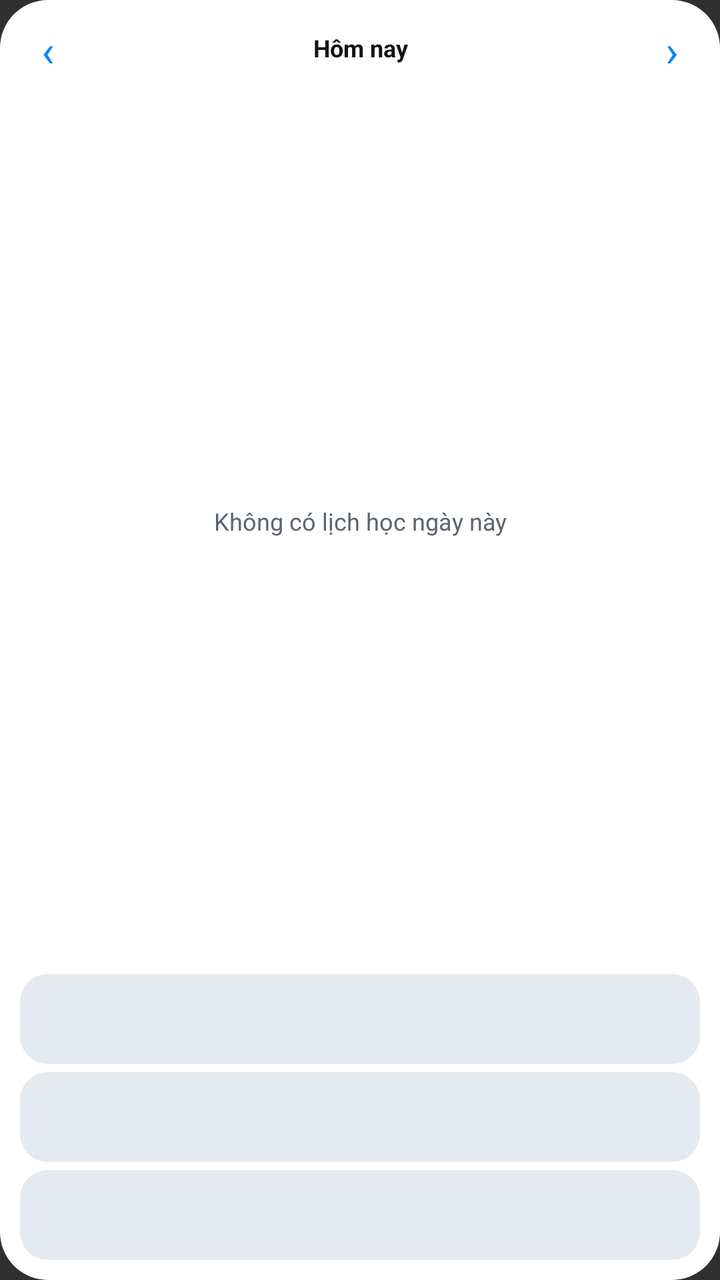
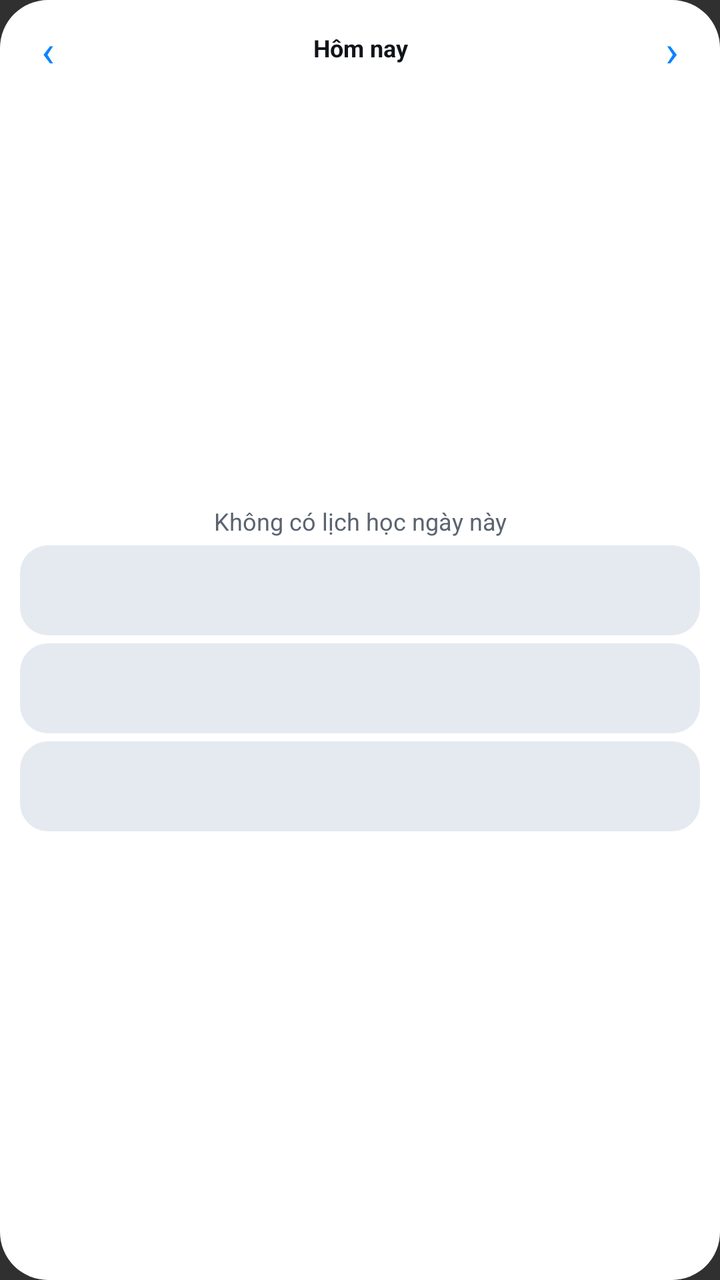

An Android layout rendered at two revisions. The XML below is the earlier revision; the diff shows what the commit changed to produce the second picture.
<!-- AndroidManifest.xml: application theme Theme.Tkb -->
<!-- res/layout/widget_timetable_square.xml -->
<?xml version="1.0" encoding="utf-8"?>
<LinearLayout xmlns:android="http://schemas.android.com/apk/res/android"
    android:id="@+id/widget_root"
    android:layout_width="match_parent"
    android:layout_height="match_parent"
    android:background="@drawable/widget_background"
    android:orientation="vertical"
    android:padding="10dp">

    <LinearLayout
        android:layout_width="match_parent"
        android:layout_height="28dp"
        android:gravity="center_vertical"
        android:orientation="horizontal">

        <TextView
            android:id="@+id/widget_previous_day"
            android:layout_width="28dp"
            android:layout_height="28dp"
            android:clickable="true"
            android:focusable="true"
            android:gravity="center"
            android:text="‹"
            android:textColor="@color/widget_primary"
            android:textSize="22sp" />

        <TextView
            android:id="@+id/widget_title"
            android:layout_width="0dp"
            android:layout_height="wrap_content"
            android:layout_weight="1"
            android:clickable="true"
            android:ellipsize="end"
            android:focusable="true"
            android:gravity="center"
            android:maxLines="1"
            android:text="@string/widget_today"
            android:textColor="@color/widget_on_surface"
            android:textSize="12sp"
            android:textStyle="bold" />

        <TextView
            android:id="@+id/widget_next_day"
            android:layout_width="28dp"
            android:layout_height="28dp"
            android:clickable="true"
            android:focusable="true"
            android:gravity="center"
            android:text="›"
            android:textColor="@color/widget_primary"
            android:textSize="22sp" />
    </LinearLayout>

    <TextView
        android:id="@+id/widget_empty"
        android:layout_width="match_parent"
        android:layout_height="0dp"
        android:layout_weight="1"
        android:gravity="center"
        android:text="@string/widget_no_lessons"
        android:textAlignment="center"
        android:textColor="@color/widget_on_surface_variant"
        android:textSize="12sp" />

    <include
        android:id="@+id/lesson_1"
        layout="@layout/widget_lesson_row_square" />

    <include
        android:id="@+id/lesson_2"
        layout="@layout/widget_lesson_row_square_2" />

    <include
        android:id="@+id/lesson_3"
        layout="@layout/widget_lesson_row_square_3" />
</LinearLayout>
<!-- res/layout/widget_lesson_row_square.xml (included above) -->
<?xml version="1.0" encoding="utf-8"?>
<LinearLayout xmlns:android="http://schemas.android.com/apk/res/android"
    android:layout_width="match_parent"
    android:layout_height="wrap_content"
    android:layout_marginTop="4dp"
    android:background="@drawable/widget_lesson_background"
    android:orientation="vertical"
    android:paddingHorizontal="8dp"
    android:paddingVertical="6dp">

    <TextView
        android:id="@+id/lesson_1_detail"
        android:layout_width="match_parent"
        android:layout_height="wrap_content"
        android:ellipsize="end"
        android:maxLines="1"
        android:textColor="@color/widget_primary"
        android:textSize="11sp"
        android:textStyle="bold" />

    <TextView
        android:id="@+id/lesson_1_title"
        android:layout_width="match_parent"
        android:layout_height="wrap_content"
        android:layout_marginTop="2dp"
        android:ellipsize="end"
        android:maxLines="2"
        android:textColor="@color/widget_on_surface"
        android:textSize="12sp"
        android:textStyle="bold" />
</LinearLayout>
<!-- res/layout/widget_lesson_row_square_2.xml (included above) -->
<?xml version="1.0" encoding="utf-8"?>
<LinearLayout xmlns:android="http://schemas.android.com/apk/res/android"
    android:layout_width="match_parent"
    android:layout_height="wrap_content"
    android:layout_marginTop="4dp"
    android:background="@drawable/widget_lesson_background"
    android:orientation="vertical"
    android:paddingHorizontal="8dp"
    android:paddingVertical="6dp">

    <TextView
        android:id="@+id/lesson_2_detail"
        android:layout_width="match_parent"
        android:layout_height="wrap_content"
        android:ellipsize="end"
        android:maxLines="1"
        android:textColor="@color/widget_primary"
        android:textSize="11sp"
        android:textStyle="bold" />

    <TextView
        android:id="@+id/lesson_2_title"
        android:layout_width="match_parent"
        android:layout_height="wrap_content"
        android:layout_marginTop="2dp"
        android:ellipsize="end"
        android:maxLines="2"
        android:textColor="@color/widget_on_surface"
        android:textSize="12sp"
        android:textStyle="bold" />
</LinearLayout>
<!-- res/layout/widget_lesson_row_square_3.xml (included above) -->
<?xml version="1.0" encoding="utf-8"?>
<LinearLayout xmlns:android="http://schemas.android.com/apk/res/android"
    android:layout_width="match_parent"
    android:layout_height="wrap_content"
    android:layout_marginTop="4dp"
    android:background="@drawable/widget_lesson_background"
    android:orientation="vertical"
    android:paddingHorizontal="8dp"
    android:paddingVertical="6dp">

    <TextView
        android:id="@+id/lesson_3_detail"
        android:layout_width="match_parent"
        android:layout_height="wrap_content"
        android:ellipsize="end"
        android:maxLines="1"
        android:textColor="@color/widget_primary"
        android:textSize="11sp"
        android:textStyle="bold" />

    <TextView
        android:id="@+id/lesson_3_title"
        android:layout_width="match_parent"
        android:layout_height="wrap_content"
        android:layout_marginTop="2dp"
        android:ellipsize="end"
        android:maxLines="2"
        android:textColor="@color/widget_on_surface"
        android:textSize="12sp"
        android:textStyle="bold" />
</LinearLayout>
<!-- resources referenced by this layout -->
<resources>
  <color name="widget_on_surface">#111418</color>
  <color name="widget_on_surface_variant">#5B6470</color>
  <color name="widget_primary">#0A84FF</color>
  <!-- drawable widget_background (drawable) -->
  <?xml version="1.0" encoding="utf-8"?>
  <shape xmlns:android="http://schemas.android.com/apk/res/android" android:shape="rectangle">
      <corners android:radius="24dp" />
      <solid android:color="@color/widget_surface" />
  </shape>
  <!-- drawable widget_lesson_background (drawable) -->
  <?xml version="1.0" encoding="utf-8"?>
  <shape xmlns:android="http://schemas.android.com/apk/res/android" android:shape="rectangle">
      <corners android:radius="14dp" />
      <solid android:color="@color/widget_surface_variant" />
  </shape>
  <string name="widget_no_lessons">Không có lịch học ngày này</string>
  <string name="widget_today">Hôm nay</string>
  <style name="Theme.Tkb" parent="android:Theme.Material.NoActionBar">
          <item name="android:windowLightStatusBar">true</item>
      </style>
  <color name="widget_surface">#FFFFFF</color>
  <color name="widget_surface_variant">#E5E9F0</color>
</resources>

<!-- the commit's change to res/layout/widget_timetable_square.xml (unified diff, before → after) -->
@@ -51,28 +51,36 @@
             android:textSize="22sp" />
     </LinearLayout>
 
-    <TextView
-        android:id="@+id/widget_empty"
+    <LinearLayout
         android:layout_width="match_parent"
         android:layout_height="0dp"
         android:layout_weight="1"
         android:gravity="center"
-        android:text="@string/widget_no_lessons"
-        android:textAlignment="center"
-        android:textColor="@color/widget_on_surface_variant"
-        android:textSize="12sp" />
+        android:orientation="vertical">
 
-    <include
-        android:id="@+id/lesson_1"
-        layout="@layout/widget_lesson_row_square" />
+        <TextView
+            android:id="@+id/widget_empty"
+            android:layout_width="match_parent"
+            android:layout_height="wrap_content"
+            android:gravity="center"
+            android:text="@string/widget_no_lessons"
+            android:textAlignment="center"
+            android:textColor="@color/widget_on_surface_variant"
+            android:textSize="12sp" />
 
-    <include
-        android:id="@+id/lesson_2"
-        layout="@layout/widget_lesson_row_square_2" />
+        <include
+            android:id="@+id/lesson_1"
+            layout="@layout/widget_lesson_row_square" />
 
-    <include
-        android:id="@+id/lesson_3"
-        layout="@layout/widget_lesson_row_square_3" />
+        <include
+            android:id="@+id/lesson_2"
+            layout="@layout/widget_lesson_row_square_2" />
+
+        <include
+            android:id="@+id/lesson_3"
+            layout="@layout/widget_lesson_row_square_3" />
+    </LinearLayout>
+
 </LinearLayout>
 <!-- res/layout/widget_lesson_row_square.xml (included above) -->
 <?xml version="1.0" encoding="utf-8"?>
@@ -81,6 +89,7 @@
     android:layout_height="wrap_content"
     android:layout_marginTop="4dp"
     android:background="@drawable/widget_lesson_background"
+    android:gravity="center"
     android:orientation="vertical"
     android:paddingHorizontal="8dp"
     android:paddingVertical="6dp">
@@ -90,6 +99,7 @@
         android:layout_width="match_parent"
         android:layout_height="wrap_content"
         android:ellipsize="end"
+        android:gravity="center"
         android:maxLines="1"
         android:textColor="@color/widget_primary"
         android:textSize="11sp"
@@ -101,6 +111,7 @@
         android:layout_height="wrap_content"
         android:layout_marginTop="2dp"
         android:ellipsize="end"
+        android:gravity="center"
         android:maxLines="2"
         android:textColor="@color/widget_on_surface"
         android:textSize="12sp"
@@ -113,6 +124,7 @@
     android:layout_height="wrap_content"
     android:layout_marginTop="4dp"
     android:background="@drawable/widget_lesson_background"
+    android:gravity="center"
     android:orientation="vertical"
     android:paddingHorizontal="8dp"
     android:paddingVertical="6dp">
@@ -122,6 +134,7 @@
         android:layout_width="match_parent"
         android:layout_height="wrap_content"
         android:ellipsize="end"
+        android:gravity="center"
         android:maxLines="1"
         android:textColor="@color/widget_primary"
         android:textSize="11sp"
@@ -133,6 +146,7 @@
         android:layout_height="wrap_content"
         android:layout_marginTop="2dp"
         android:ellipsize="end"
+        android:gravity="center"
         android:maxLines="2"
         android:textColor="@color/widget_on_surface"
         android:textSize="12sp"
@@ -145,6 +159,7 @@
     android:layout_height="wrap_content"
     android:layout_marginTop="4dp"
     android:background="@drawable/widget_lesson_background"
+    android:gravity="center"
     android:orientation="vertical"
     android:paddingHorizontal="8dp"
     android:paddingVertical="6dp">
@@ -154,6 +169,7 @@
         android:layout_width="match_parent"
         android:layout_height="wrap_content"
         android:ellipsize="end"
+        android:gravity="center"
         android:maxLines="1"
         android:textColor="@color/widget_primary"
         android:textSize="11sp"
@@ -165,6 +181,7 @@
         android:layout_height="wrap_content"
         android:layout_marginTop="2dp"
         android:ellipsize="end"
+        android:gravity="center"
         android:maxLines="2"
         android:textColor="@color/widget_on_surface"
         android:textSize="12sp"
